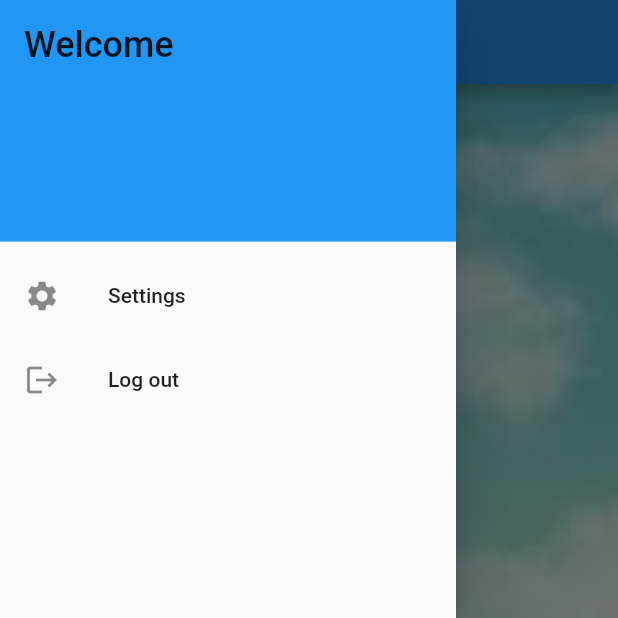
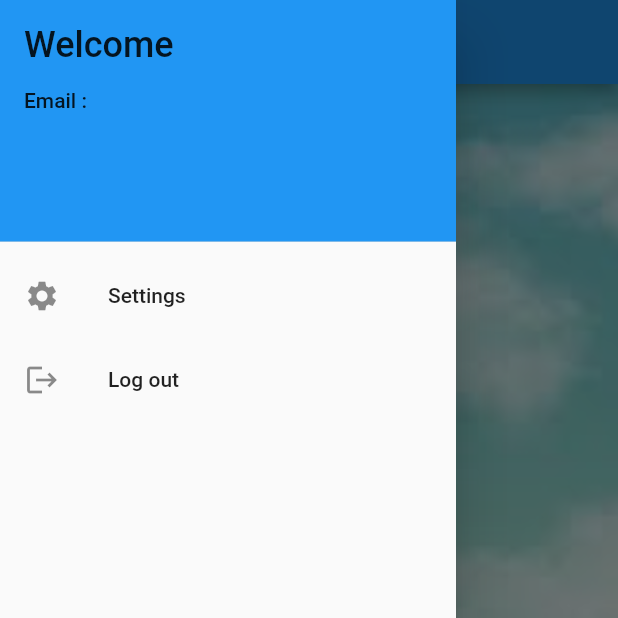
Before and after one commit to edisaputra85/flutter_login_r04, a Flutter app: the Dashboard screen opened directly with empty values, with the side drawer open, on a phone screen of 412 x 824 dp, the top half of it. Run offline on Flutter 3.47's test engine with Material 2 defaults, Android fonts, the phone set to English and light mode, and no system bars; our stand-ins replace sqflite; accounts and stored records are empty.

Commit message:
tampilkan data email pada drawer

```diff
--- a/flutter_login_r04/lib/dashboard.dart
+++ b/flutter_login_r04/lib/dashboard.dart
@@ -22,8 +22,16 @@ class _DashboardState extends State<Dashboard> {
             decoration: BoxDecoration(
               color: Colors.blue,
             ),
-            child: Text('Welcome ' + userData.getUsername(),
-                style: TextStyle(fontSize: 24)),
+            child: Column(
+              crossAxisAlignment: CrossAxisAlignment.start,
+              children: [
+                Text('Welcome ' + userData.getUsername(),
+                    style: TextStyle(fontSize: 24)),
+                Container(
+                    margin: EdgeInsets.only(top: 15),
+                    child: Text('Email :' + userData.getemail()))
+              ],
+            ),
           ),
           ListTile(
             leading: Icon(Icons.settings),
--- a/flutter_login_r04/lib/user.dart
+++ b/flutter_login_r04/lib/user.dart
@@ -24,4 +24,8 @@ class User {
   String getUsername() {
     return this._username;
   }
+
+  String getemail() {
+    return this._email;
+  }
 }
```
